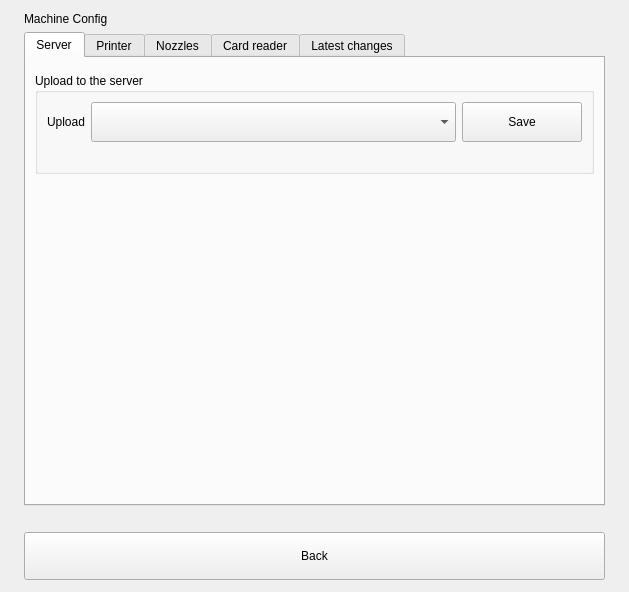
Before: the Qt Designer form smart210/src/settings/MachineConfigPage.ui in atosdev7/GasStaion, drawn with Qt 5.
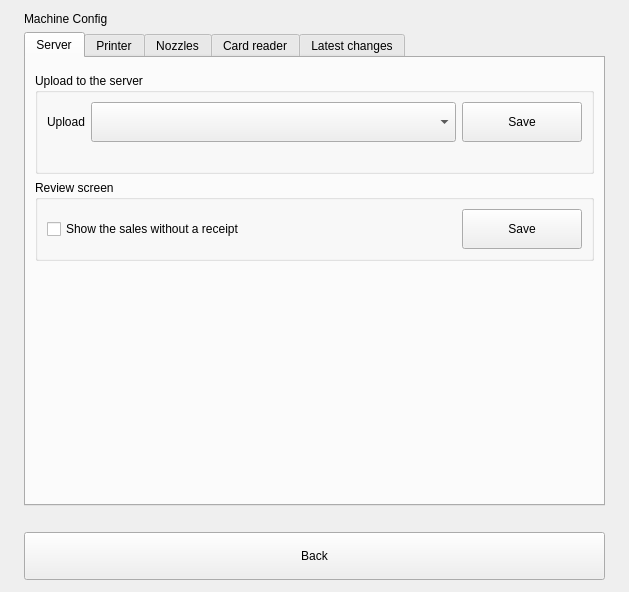
After: the same form once the commit is applied.

Commit message:
Ticket publish: really delete a batch, free its numbers, check nothing is sold; Smart210: option to hide sales without receipt
- web: a deleted publish batch is hard deleted (no soft delete); the suggested start serial and the overlap check ignore it; the delete/edit check locks the tickets and counts sale_date as sold
- Smart210: Machine Config option to show or hide the sales without a receipt on the Review screen (totals unchanged, a line says how many are hidden)
- tests, texts, README and WORK_PLAN updated

```diff
--- a/smart210/src/settings/MachineConfigPage.ui
+++ b/smart210/src/settings/MachineConfigPage.ui
@@ -78,6 +78,30 @@
          </layout>
         </widget>
        </item>
+       <item>
+        <widget class="QGroupBox" name="reviewOptionsBox">
+         <property name="title"><string>Review screen</string></property>
+         <layout class="QHBoxLayout" name="reviewOptionsLayout" stretch="1,0">
+          <property name="leftMargin"><number>9</number></property>
+          <property name="topMargin"><number>9</number></property>
+          <property name="rightMargin"><number>9</number></property>
+          <property name="bottomMargin"><number>9</number></property>
+          <property name="spacing"><number>6</number></property>
+          <item>
+           <widget class="QCheckBox" name="showNoReceiptCheck">
+            <property name="text"><string>Show the sales without a receipt</string></property>
+            <property name="minimumSize"><size><width>0</width><height>40</height></size></property>
+           </widget>
+          </item>
+          <item>
+           <widget class="QPushButton" name="saveReviewOptionsButton">
+            <property name="text"><string>Save</string></property>
+            <property name="minimumSize"><size><width>120</width><height>40</height></size></property>
+           </widget>
+          </item>
+         </layout>
+        </widget>
+       </item>
        <item>
         <spacer name="spacer1">
          <property name="orientation"><enum>Qt::Vertical</enum></property>
```
The commit also changes 21 other files.
